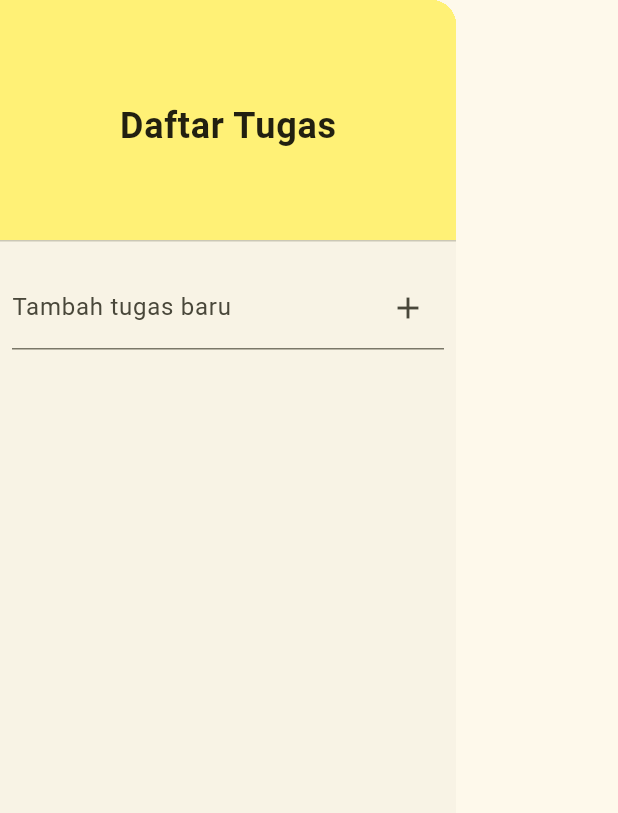
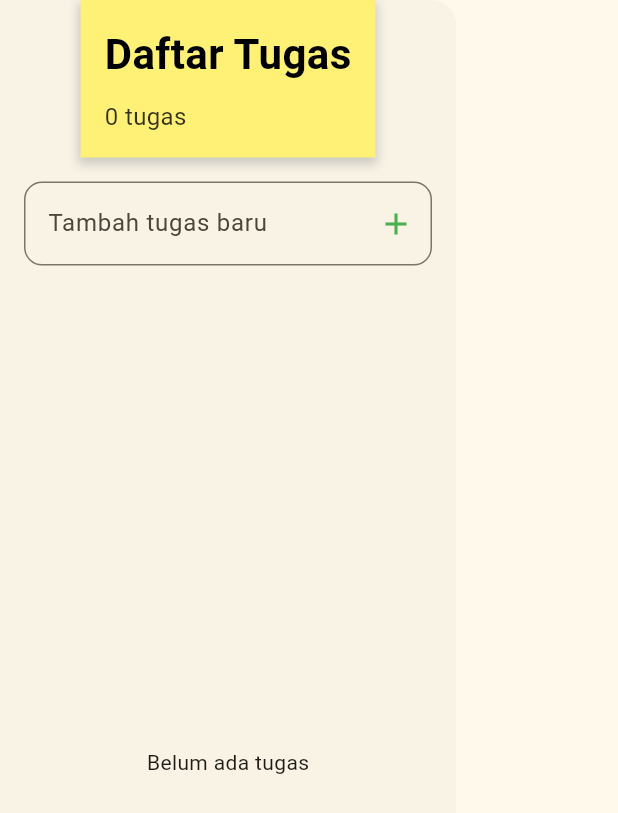
Before and after one commit to AGUN1505/apk-catatan, a Flutter app: the TodoDrawer widget shown alone on an empty page, opened directly, on a phone screen of 412 x 824 dp. Shown: the top 813 px of the screen. Run offline on Flutter 3.47's test engine with Material 3 defaults, Android fonts, the phone set to English and light mode, and no system bars; our stand-ins replace sqflite; accounts and stored records are empty.

Commit message:
update ke V2.0.0

```diff
--- a/lib/model/todo.dart
+++ b/lib/model/todo.dart
@@ -1,7 +1,7 @@
 class ToDo {
   final int? id;
   final String task;
-  final bool isCompleted;
+  bool isCompleted;
 
   ToDo({
     this.id,
--- a/lib/todo/todo_drawer.dart
+++ b/lib/todo/todo_drawer.dart
@@ -3,13 +3,15 @@ import 'package:CatatanKu/database/database_helper.dart';
 import 'package:CatatanKu/model/todo.dart';
 
 class TodoDrawer extends StatefulWidget {
+  const TodoDrawer({Key? key}) : super(key: key);
+
   @override
   _TodoDrawerState createState() => _TodoDrawerState();
 }
 
 class _TodoDrawerState extends State<TodoDrawer> {
-  List<ToDo> _todoItems = [];
-  TextEditingController _textFieldController = TextEditingController();
+  final List<ToDo> _todoItems = [];
+  final TextEditingController _textFieldController = TextEditingController();
   final DatabaseHelper _dbHelper = DatabaseHelper();
 
   @override
@@ -18,29 +20,33 @@ class _TodoDrawerState extends State<TodoDrawer> {
     _loadTodoItems();
   }
 
-  _loadTodoItems() async {
-    _todoItems = await _dbHelper.getToDos();
-    setState(() {});
+  Future<void> _loadTodoItems() async {
+    final loadedItems = await _dbHelper.getToDos();
+    setState(() {
+      _todoItems
+        ..clear()
+        ..addAll(loadedItems);
+    });
   }
 
-  void _addTodoItem(String task) {
+  Future<void> _addTodoItem(String task) async {
     if (task.isNotEmpty) {
       final newTodo = ToDo(task: task);
-      _dbHelper.insertToDo(newTodo);
+      await _dbHelper.insertToDo(newTodo);
       _textFieldController.clear();
-      _loadTodoItems();
+      await _loadTodoItems();
     }
   }
 
-  void _removeTodoItem(int id) {
-    _dbHelper.deleteToDo(id);
-    _loadTodoItems();
+  Future<void> _removeTodoItem(int id) async {
+    await _dbHelper.deleteToDo(id);
+    await _loadTodoItems();
   }
 
-  void _toggleTodoItem(ToDo todo) {
+  Future<void> _toggleTodoItem(ToDo todo) async {
     todo.isCompleted = !todo.isCompleted;
-    _dbHelper.updateToDo(todo);
-    _loadTodoItems();
+    await _dbHelper.updateToDo(todo);
+    await _loadTodoItems();
   }
 
   Widget _buildTodoList() {
@@ -48,23 +54,10 @@ class _TodoDrawerState extends State<TodoDrawer> {
       itemCount: _todoItems.length,
       itemBuilder: (context, index) {
         final todo = _todoItems[index];
-        return ListTile(
-          leading: Checkbox(
-            value: todo.isCompleted,
-            onChanged: (bool? value) {
-              _toggleTodoItem(todo);
-            },
-          ),
-          title: Text(
-            todo.task,
-            style: TextStyle(
-              decoration: todo.isCompleted ? TextDecoration.lineThrough : null,
-            ),
-          ),
-          trailing: IconButton(
-            icon: Icon(Icons.delete),
-            onPressed: () => _removeTodoItem(todo.id!),
-          ),
+        return TodoListTile(
+          todo: todo,
+          onToggle: _toggleTodoItem,
+          onDelete: () => _removeTodoItem(todo.id!),
         );
       },
     );
@@ -75,41 +68,54 @@ class _TodoDrawerState extends State<TodoDrawer> {
     return Drawer(
       child: Column(
         children: <Widget>[
-          DrawerHeader(
+          Container(
+            padding: const EdgeInsets.all(16),
             decoration: BoxDecoration(
               color: Colors.yellow[300],
+              boxShadow: [
+                BoxShadow(
+                  color: Colors.grey.withOpacity(0.5),
+                  spreadRadius: 2,
+                  blurRadius: 5,
+                  offset: const Offset(0, 3),
+                ),
+              ],
             ),
-            child: Center(
-              child: Text(
-                'Daftar Tugas',
-                style: TextStyle(
-                  color: Colors.black87,
-                  fontSize: 24,
-                  fontWeight: FontWeight.bold,
-                ),
+            child: SafeArea(
+              child: Column(
+                crossAxisAlignment: CrossAxisAlignment.start,
+                children: [
+                  const Text(
+                    'Daftar Tugas',
+                    style: TextStyle(
+                      color: Colors.black,
+                      fontSize: 28,
+                      fontWeight: FontWeight.bold,
+                    ),
+                  ),
+                  const SizedBox(height: 10),
+                  Text(
+                    '${_todoItems.length} tugas',
+                    style: TextStyle(
+                      color: Colors.black.withOpacity(0.8),
+                      fontSize: 16,
+                    ),
+                  ),
+                ],
               ),
             ),
           ),
           Padding(
-            padding: const EdgeInsets.all(8.0),
-            child: TextField(
+            padding: const EdgeInsets.all(16.0),
+            child: TodoInputField(
               controller: _textFieldController,
-              decoration: InputDecoration(
-                labelText: 'Tambah tugas baru',
-                suffixIcon: IconButton(
-                  icon: Icon(Icons.add),
-                  onPressed: () {
-                    _addTodoItem(_textFieldController.text);
-                  },
-                ),
-              ),
-              onSubmitted: (value) {
-                _addTodoItem(value);
-              },
+              onSubmitted: _addTodoItem,
             ),
           ),
           Expanded(
-            child: _buildTodoList(),
+            child: _todoItems.isEmpty
+                ? const Center(child: Text('Belum ada tugas'))
+                : _buildTodoList(),
           ),
         ],
       ),
@@ -122,3 +128,70 @@ class _TodoDrawerState extends State<TodoDrawer> {
     super.dispose();
   }
 }
+
+class TodoListTile extends StatelessWidget {
+  final ToDo todo;
+  final VoidCallback onDelete;
+  final Function(ToDo) onToggle;
+
+  const TodoListTile({
+    Key? key,
+    required this.todo,
+    required this.onDelete,
+    required this.onToggle,
+  }) : super(key: key);
+
+  @override
+  Widget build(BuildContext context) {
+    return Card(
+      margin: const EdgeInsets.symmetric(horizontal: 16, vertical: 8),
+      child: ListTile(
+        leading: Checkbox(
+          value: todo.isCompleted,
+          onChanged: (_) => onToggle(todo),
+          activeColor: Colors.green,
+        ),
+        title: Text(
+          todo.task,
+          style: TextStyle(
+            decoration: todo.isCompleted ? TextDecoration.lineThrough : null,
+            color: todo.isCompleted ? Colors.grey : Colors.black,
+          ),
+        ),
+        trailing: IconButton(
+          icon: const Icon(Icons.delete, color: Colors.red),
+          onPressed: onDelete,
+        ),
+      ),
+    );
+  }
+}
+
+class TodoInputField extends StatelessWidget {
+  final TextEditingController controller;
+  final Function(String) onSubmitted;
+
+  const TodoInputField({
+    Key? key,
+    required this.controller,
+    required this.onSubmitted,
+  }) : super(key: key);
+
+  @override
+  Widget build(BuildContext context) {
+    return TextField(
+      controller: controller,
+      decoration: InputDecoration(
+        labelText: 'Tambah tugas baru',
+        border: OutlineInputBorder(
+          borderRadius: BorderRadius.circular(12),
+        ),
+        suffixIcon: IconButton(
+          icon: const Icon(Icons.add, color: Colors.green),
+          onPressed: () => onSubmitted(controller.text),
+        ),
+      ),
+      onSubmitted: onSubmitted,
+    );
+  }
+}
--- a/pubspec.yaml
+++ b/pubspec.yaml
@@ -3,7 +3,7 @@ description: "A new Flutter project."
 
 publish_to: "none"
 
-version: 1.0.1
+version: 2.0.0
 
 environment:
   sdk: ">=3.4.3 <4.0.0"
@@ -17,7 +17,7 @@ dependencies:
   sqflite: ^2.3.0
   intl: ^0.18.1
   shared_preferences: ^2.2.2
-    path: ^1.8.0
+  path: ^1.8.0
 
 dev_dependencies:
   flutter_test:
```
Also changed, not shown: pubspec.lock.
